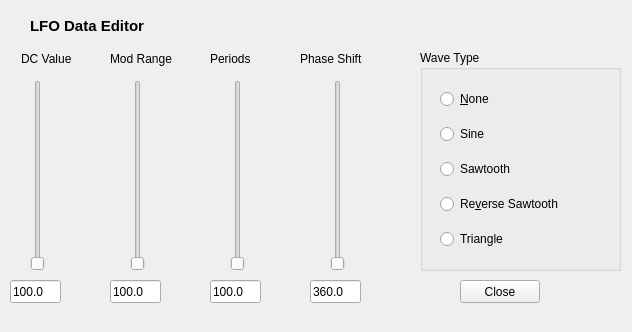
Old version of the form seq_qt5/forms/qlfoframe.ui in the repository ahlstromcj/sequencer64.
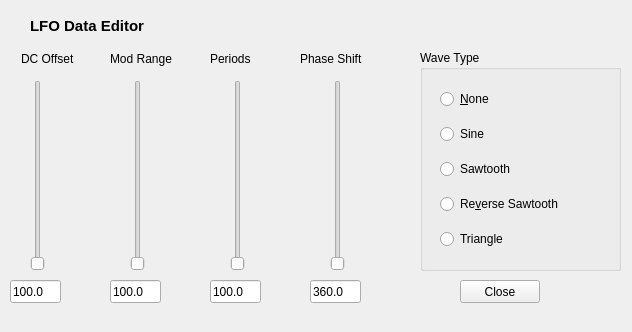
New version of the form.

What changed in the file:
```diff
--- a/seq_qt5/forms/qlfoframe.ui
+++ b/seq_qt5/forms/qlfoframe.ui
@@ -252,7 +252,7 @@
     </rect>
    </property>
    <property name="text">
-    <string>DC Value</string>
+    <string>DC Offset</string>
    </property>
   </widget>
   <widget class="QLabel" name="m_range_label">
```
Left out of the diff: 12 changed lines with no effect on the pictures.
